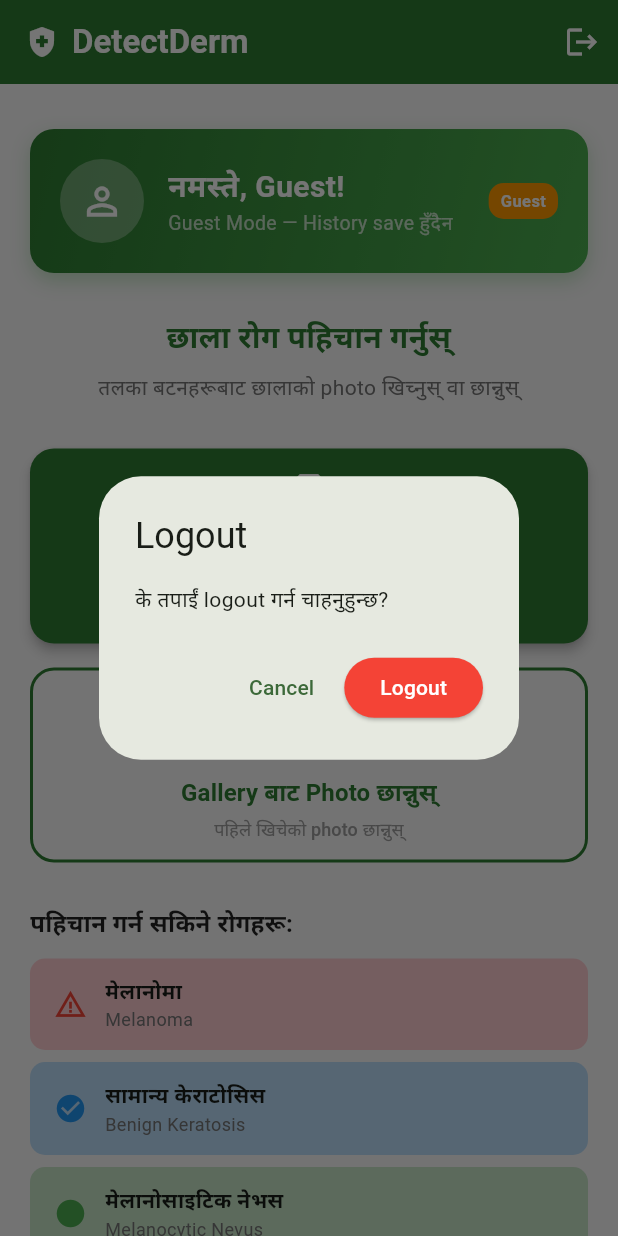
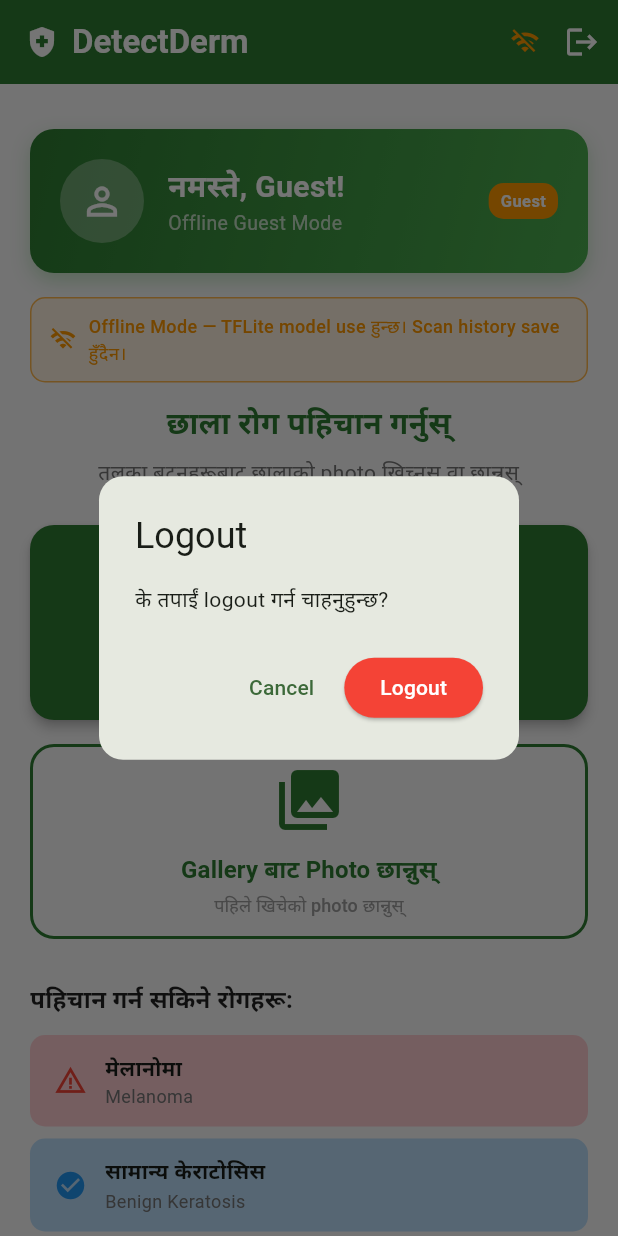
Before and after one commit to Anjalisapk/DetectDerm, a Flutter app: the screen it shows after launch, after a tap on the "logout" icon, on a phone screen of 412 x 824 dp. Run offline on Flutter 3.47's test engine with Material 3 defaults, Android fonts, the light colour scheme and no system bars; our stand-ins replace flutter_rating_bar, image_picker, shared_preferences; missing offline and left inert: tflite_flutter.

Commit message:
feat: add internet connectivity handling and update HomeScreen UI with online/offline state

```diff
--- a/detectderm_app/lib/screens/home_screen.dart
+++ b/detectderm_app/lib/screens/home_screen.dart
@@ -11,10 +11,10 @@ class HomeScreen extends StatefulWidget {
 }
 
 class _HomeScreenState extends State<HomeScreen> {
-  // User info
   String _userName = 'Guest';
   bool _isGuest = true;
   int? _userId;
+  bool _isOnline = false;
 
   final ImagePicker _picker = ImagePicker();
 
@@ -22,9 +22,24 @@ class _HomeScreenState extends State<HomeScreen> {
   void initState() {
     super.initState();
     _loadUserInfo();
+    _checkOnline();
   }
 
-  // ── Load user info from SharedPreferences ─
+  // ── Check internet connection ─────────────
+  Future<void> _checkOnline() async {
+    try {
+      final result = await InternetAddress.lookup('google.com')
+          .timeout(const Duration(seconds: 3));
+      if (result.isNotEmpty &&
+          result[0].rawAddress.isNotEmpty) {
+        setState(() => _isOnline = true);
+      }
+    } catch (_) {
+      setState(() => _isOnline = false);
+    }
+  }
+
+  // ── Load user info ────────────────────────
   Future<void> _loadUserInfo() async {
     final prefs = await SharedPreferences.getInstance();
     setState(() {
@@ -34,25 +49,27 @@ class _HomeScreenState extends State<HomeScreen> {
     });
   }
 
-  // ── Pick image from Camera ────────────────
+  // ── Pick from camera ──────────────────────
   Future<void> _pickFromCamera() async {
     final XFile? image = await _picker.pickImage(
       source: ImageSource.camera,
       imageQuality: 85,
     );
     if (image != null && mounted) {
-      Navigator.pushNamed(context, '/preview', arguments: image.path);
+      Navigator.pushNamed(
+          context, '/preview', arguments: image.path);
     }
   }
 
-  // ── Pick image from Gallery ───────────────
+  // ── Pick from gallery ─────────────────────
   Future<void> _pickFromGallery() async {
     final XFile? image = await _picker.pickImage(
       source: ImageSource.gallery,
       imageQuality: 85,
     );
     if (image != null && mounted) {
-      Navigator.pushNamed(context, '/preview', arguments: image.path);
+      Navigator.pushNamed(
+          context, '/preview', arguments: image.path);
     }
   }
 
@@ -61,8 +78,11 @@ class _HomeScreenState extends State<HomeScreen> {
     showDialog(
       context: context,
       builder: (context) => AlertDialog(
+        shape: RoundedRectangleBorder(
+            borderRadius: BorderRadius.circular(16)),
         title: const Text('Logout'),
-        content: const Text('के तपाईं logout गर्न चाहनुहुन्छ?'),
+        content:
+            const Text('के तपाईं logout गर्न चाहनुहुन्छ?'),
         actions: [
           TextButton(
             onPressed: () => Navigator.pop(context),
@@ -70,10 +90,12 @@ class _HomeScreenState extends State<HomeScreen> {
           ),
           ElevatedButton(
             onPressed: () async {
-              final prefs = await SharedPreferences.getInstance();
+              final prefs =
+                  await SharedPreferences.getInstance();
               await prefs.clear();
               if (!mounted) return;
-              Navigator.pushReplacementNamed(context, '/login');
+              Navigator.pushReplacementNamed(
+                  context, '/login');
             },
             style: ElevatedButton.styleFrom(
               backgroundColor: Colors.red,
@@ -91,15 +113,15 @@ class _HomeScreenState extends State<HomeScreen> {
     return Scaffold(
       backgroundColor: Colors.grey[50],
 
-      // ── App Bar ───────────────────────────
       appBar: AppBar(
         backgroundColor: const Color(0xFF2E7D32),
         automaticallyImplyLeading: false,
-        title: Row(
+        title: const Row(
           children: [
-            const Icon(Icons.health_and_safety, color: Colors.white),
-            const SizedBox(width: 8),
-            const Text(
+            Icon(Icons.health_and_safety,
+                color: Colors.white),
+            SizedBox(width: 8),
+            Text(
               'DetectDerm',
               style: TextStyle(
                 color: Colors.white,
@@ -109,18 +131,30 @@ class _HomeScreenState extends State<HomeScreen> {
           ],
         ),
         actions: [
-          // History button (registered user only)
+          // Online/Offline indicator
+          Padding(
+            padding: const EdgeInsets.only(right: 4),
+            child: Icon(
+              _isOnline ? Icons.wifi : Icons.wifi_off,
+              color: _isOnline
+                  ? Colors.greenAccent
+                  : Colors.orange,
+              size: 20,
+            ),
+          ),
+          // History (registered only)
           if (!_isGuest)
             IconButton(
-              icon: const Icon(Icons.history, color: Colors.white),
-              onPressed: () {
-                Navigator.pushNamed(context, '/history');
-              },
+              icon: const Icon(Icons.history,
+                  color: Colors.white),
+              onPressed: () =>
+                  Navigator.pushNamed(context, '/history'),
               tooltip: 'History',
             ),
-          // Logout button
+          // Logout
           IconButton(
-            icon: const Icon(Icons.logout, color: Colors.white),
+            icon: const Icon(Icons.logout,
+                color: Colors.white),
             onPressed: _logout,
             tooltip: 'Logout',
           ),
@@ -140,7 +174,10 @@ class _HomeScreenState extends State<HomeScreen> {
               padding: const EdgeInsets.all(20),
               decoration: BoxDecoration(
                 gradient: const LinearGradient(
-                  colors: [Color(0xFF2E7D32), Color(0xFF4CAF50)],
+                  colors: [
+                    Color(0xFF2E7D32),
+                    Color(0xFF4CAF50)
+                  ],
                   begin: Alignment.topLeft,
                   end: Alignment.bottomRight,
                 ),
@@ -155,21 +192,23 @@ class _HomeScreenState extends State<HomeScreen> {
               ),
               child: Row(
                 children: [
-                  // Avatar
                   CircleAvatar(
                     radius: 28,
-                    backgroundColor: Colors.white.withOpacity(0.3),
+                    backgroundColor:
+                        Colors.white.withOpacity(0.3),
                     child: Icon(
-                      _isGuest ? Icons.person_outline : Icons.person,
+                      _isGuest
+                          ? Icons.person_outline
+                          : Icons.person,
                       color: Colors.white,
                       size: 30,
                     ),
                   ),
                   const SizedBox(width: 16),
-                  // Welcome text
                   Expanded(
                     child: Column(
-                      crossAxisAlignment: CrossAxisAlignment.start,
+                      crossAxisAlignment:
+                          CrossAxisAlignment.start,
                       children: [
                         Text(
                           'नमस्ते, $_userName!',
@@ -181,8 +220,10 @@ class _HomeScreenState extends State<HomeScreen> {
                         ),
                         Text(
                           _isGuest
-                              ? 'Guest Mode — History save हुँदैन'
-                              : 'Registered User',
+                              ? _isOnline
+                                  ? 'Guest Mode — History save हुँदैन'
+                                  : 'Offline Guest Mode'
+                              : 'Registered User ✅',
                           style: const TextStyle(
                             color: Colors.white70,
                             fontSize: 13,
@@ -191,16 +232,14 @@ class _HomeScreenState extends State<HomeScreen> {
                       ],
                     ),
                   ),
-                  // Guest badge
                   if (_isGuest)
                     Container(
                       padding: const EdgeInsets.symmetric(
-                        horizontal: 8,
-                        vertical: 4,
-                      ),
+                          horizontal: 8, vertical: 4),
                       decoration: BoxDecoration(
                         color: Colors.orange,
-                        borderRadius: BorderRadius.circular(10),
+                        borderRadius:
+                            BorderRadius.circular(10),
                       ),
                       child: const Text(
                         'Guest',
@@ -215,9 +254,41 @@ class _HomeScreenState extends State<HomeScreen> {
               ),
             ),
 
-            const SizedBox(height: 28),
+            const SizedBox(height: 16),
 
-            // ── Instruction text ──────────────
+            // ── Offline Banner ────────────────
+            if (!_isOnline)
+              Container(
+                padding: const EdgeInsets.symmetric(
+                    horizontal: 12, vertical: 10),
+                decoration: BoxDecoration(
+                  color: Colors.orange[50],
+                  borderRadius: BorderRadius.circular(10),
+                  border:
+                      Border.all(color: Colors.orange[300]!),
+                ),
+                child: const Row(
+                  children: [
+                    Icon(Icons.wifi_off,
+                        color: Colors.orange, size: 18),
+                    SizedBox(width: 8),
+                    Expanded(
+                      child: Text(
+                        'Offline Mode — TFLite model use हुन्छ। Scan history save हुँदैन।',
+                        style: TextStyle(
+                          color: Colors.orange,
+                          fontSize: 12,
+                          fontWeight: FontWeight.w500,
+                        ),
+                      ),
+                    ),
+                  ],
+                ),
+              ),
+
+            if (!_isOnline) const SizedBox(height: 12),
+
+            // ── Title ─────────────────────────
             const Text(
               'छाला रोग पहिचान गर्नुस्',
               style: TextStyle(
@@ -239,7 +310,7 @@ class _HomeScreenState extends State<HomeScreen> {
               textAlign: TextAlign.center,
             ),
 
-            const SizedBox(height: 30),
+            const SizedBox(height: 24),
 
             // ── Camera Button ─────────────────
             SizedBox(
@@ -327,7 +398,7 @@ class _HomeScreenState extends State<HomeScreen> {
 
             const SizedBox(height: 28),
 
-            // ── Info Cards ────────────────────
+            // ── Disease list ──────────────────
             const Text(
               'पहिचान गर्न सकिने रोगहरू:',
               style: TextStyle(
@@ -339,41 +410,30 @@ class _HomeScreenState extends State<HomeScreen> {
 
             const SizedBox(height: 12),
 
-            // Disease cards
-            _buildDiseaseCard(
-              'मेलानोमा',
-              'Melanoma',
-              Icons.warning_amber,
-              Colors.red[100]!,
-              Colors.red,
-            ),
-            _buildDiseaseCard(
-              'सामान्य केराटोसिस',
-              'Benign Keratosis',
-              Icons.check_circle,
-              Colors.blue[100]!,
-              Colors.blue,
-            ),
-            _buildDiseaseCard(
-              'मेलानोसाइटिक नेभस',
-              'Melanocytic Nevus',
-              Icons.circle,
-              Colors.green[100]!,
-              Colors.green,
-            ),
+            _buildDiseaseCard('मेलानोमा', 'Melanoma',
+                Icons.warning_amber, Colors.red[100]!, Colors.red),
+            _buildDiseaseCard('सामान्य केराटोसिस',
+                'Benign Keratosis', Icons.check_circle,
+                Colors.blue[100]!, Colors.blue),
+            _buildDiseaseCard('मेलानोसाइटिक नेभस (तिल)',
+                'Melanocytic Nevus', Icons.circle,
+                Colors.green[100]!, Colors.green),
 
             const SizedBox(height: 20),
 
-            // ── Guest register prompt ─────────
-            if (_isGuest)
+            // ── Register prompt (Online + Guest मात्र) ─
+            if (_isGuest && _isOnline)
               Container(
                 padding: const EdgeInsets.all(16),
                 decoration: BoxDecoration(
                   color: Colors.blue[50],
                   borderRadius: BorderRadius.circular(12),
-                  border: Border.all(color: Colors.blue[200]!),
+                  border:
+                      Border.all(color: Colors.blue[200]!),
                 ),
                 child: Column(
+                  crossAxisAlignment:
+                      CrossAxisAlignment.start,
                   children: [
                     const Row(
                       children: [
@@ -391,23 +451,27 @@ class _HomeScreenState extends State<HomeScreen> {
                     const SizedBox(height: 8),
                     const Text(
                       'Account बनाएमा scan history save हुन्छ र पछि हेर्न सकिन्छ।',
-                      style: TextStyle(fontSize: 13, color: Colors.blue),
+                      style: TextStyle(
+                          fontSize: 13, color: Colors.blue),
                     ),
                     const SizedBox(height: 10),
                     SizedBox(
                       width: double.infinity,
-                      child: ElevatedButton(
-                        onPressed: () {
-                          Navigator.pushNamed(context, '/register');
-                        },
+                      child: ElevatedButton.icon(
+                        onPressed: () => Navigator.pushNamed(
+                            context, '/register'),
+                        icon: const Icon(Icons.person_add,
+                            size: 18),
+                        label:
+                            const Text('Register गर्नुस्'),
                         style: ElevatedButton.styleFrom(
                           backgroundColor: Colors.blue,
                           foregroundColor: Colors.white,
                           shape: RoundedRectangleBorder(
-                            borderRadius: BorderRadius.circular(8),
+                            borderRadius:
+                                BorderRadius.circular(8),
                           ),
                         ),
-                        child: const Text('Register गर्नुस्'),
                       ),
                     ),
                   ],
@@ -421,17 +485,13 @@ class _HomeScreenState extends State<HomeScreen> {
     );
   }
 
-  // ── Disease info card widget ──────────────
-  Widget _buildDiseaseCard(
-    String nameNp,
-    String nameEn,
-    IconData icon,
-    Color bgColor,
-    Color iconColor,
-  ) {
+  // ── Disease card widget ───────────────────
+  Widget _buildDiseaseCard(String nameNp, String nameEn,
+      IconData icon, Color bgColor, Color iconColor) {
     return Container(
       margin: const EdgeInsets.only(bottom: 8),
-      padding: const EdgeInsets.symmetric(horizontal: 16, vertical: 12),
+      padding: const EdgeInsets.symmetric(
+          horizontal: 16, vertical: 12),
       decoration: BoxDecoration(
         color: bgColor,
         borderRadius: BorderRadius.circular(10),
@@ -443,20 +503,14 @@ class _HomeScreenState extends State<HomeScreen> {
           Column(
             crossAxisAlignment: CrossAxisAlignment.start,
             children: [
-              Text(
-                nameNp,
-                style: const TextStyle(
-                  fontWeight: FontWeight.bold,
-                  fontSize: 14,
-                ),
-              ),
-              Text(
-                nameEn,
-                style: TextStyle(
-                  fontSize: 12,
-                  color: Colors.grey[600],
-                ),
-              ),
+              Text(nameNp,
+                  style: const TextStyle(
+                      fontWeight: FontWeight.bold,
+                      fontSize: 14)),
+              Text(nameEn,
+                  style: TextStyle(
+                      fontSize: 12,
+                      color: Colors.grey[600])),
             ],
           ),
         ],
```
